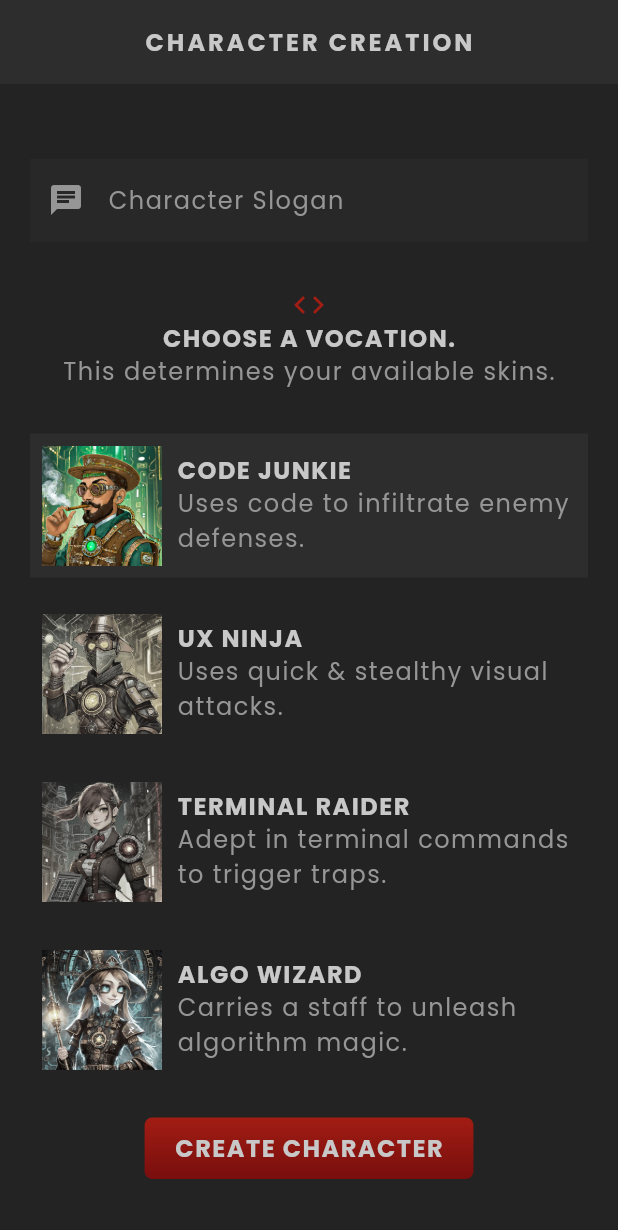
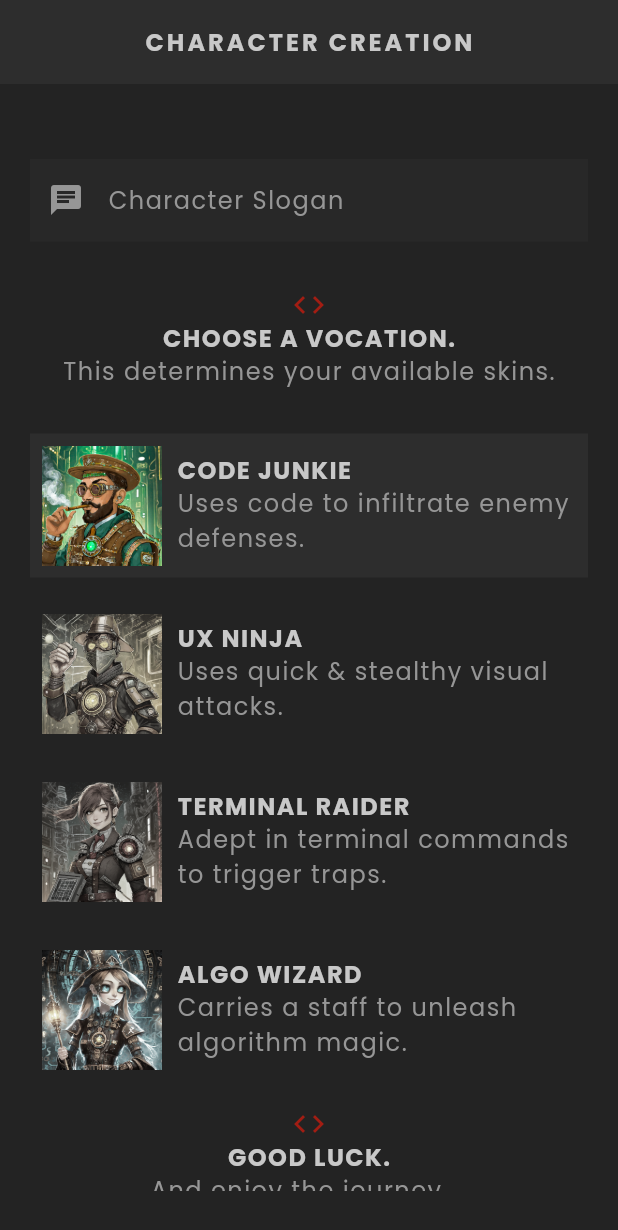
Before and after one commit to hasangoli/rpg, a Flutter app: the screen it shows after launch, scrolled down 176 dp, on a phone screen of 412 x 824 dp. Shown: the top 1230 px of the screen. Run offline on Flutter 3.47's test engine with Material 3 defaults, Android fonts, the light colour scheme and no system bars; our stand-ins replace google_fonts.

Commit message:
Create character form is done

```diff
--- a/lib/screens/create/create.dart
+++ b/lib/screens/create/create.dart
@@ -1,10 +1,14 @@
 import 'package:flutter/material.dart';
 import 'package:google_fonts/google_fonts.dart';
+import 'package:rpg/models/character.dart';
 import 'package:rpg/models/vocation.dart';
 import 'package:rpg/screens/create/vocation_card.dart';
 import 'package:rpg/shared/styled_button.dart';
 import 'package:rpg/shared/styled_text.dart';
 import 'package:rpg/theme.dart';
+import 'package:uuid/uuid.dart';
+
+var uuid = Uuid();
 
 class Create extends StatefulWidget {
   const Create({super.key});
@@ -35,13 +39,20 @@ class _CreateState extends State<Create> {
 
   void handleSubmit() {
     if (_nameController.text.trim().isEmpty) {
-      print('Name must not be empty');
       return;
     }
     if (_sloganController.text.trim().isEmpty) {
-      print('Slogan must not be empty');
       return;
     }
+
+    characters.add(
+      Character(
+        name: _nameController.text.trim(),
+        slogan: _sloganController.text.trim(),
+        vocation: selectedVocation,
+        id: uuid.v4(),
+      ),
+    );
   }
 
   @override
@@ -139,6 +150,21 @@ class _CreateState extends State<Create> {
                 selected: selectedVocation == Vocation.wizard,
               ),
               Center(
+                child: Icon(
+                  Icons.code,
+                  color: AppColors.primaryColor,
+                ),
+              ),
+              Center(
+                child: StyledHeading('Good Luck.'),
+              ),
+              Center(
+                child: StyledText('And enjoy the journey....'),
+              ),
+              SizedBox(
+                height: 30,
+              ),
+              Center(
                 child: StyledButton(
                   onPressed: handleSubmit,
                   child: StyledHeading('Create Character'),
--- a/pubspec.yaml
+++ b/pubspec.yaml
@@ -35,6 +35,7 @@ dependencies:
   # Use with the CupertinoIcons class for iOS style icons.
   cupertino_icons: ^1.0.8
   google_fonts: ^6.2.1
+  uuid: ^4.5.1
 
 dev_dependencies:
   flutter_test:
```
Also changed, not shown: pubspec.lock.
